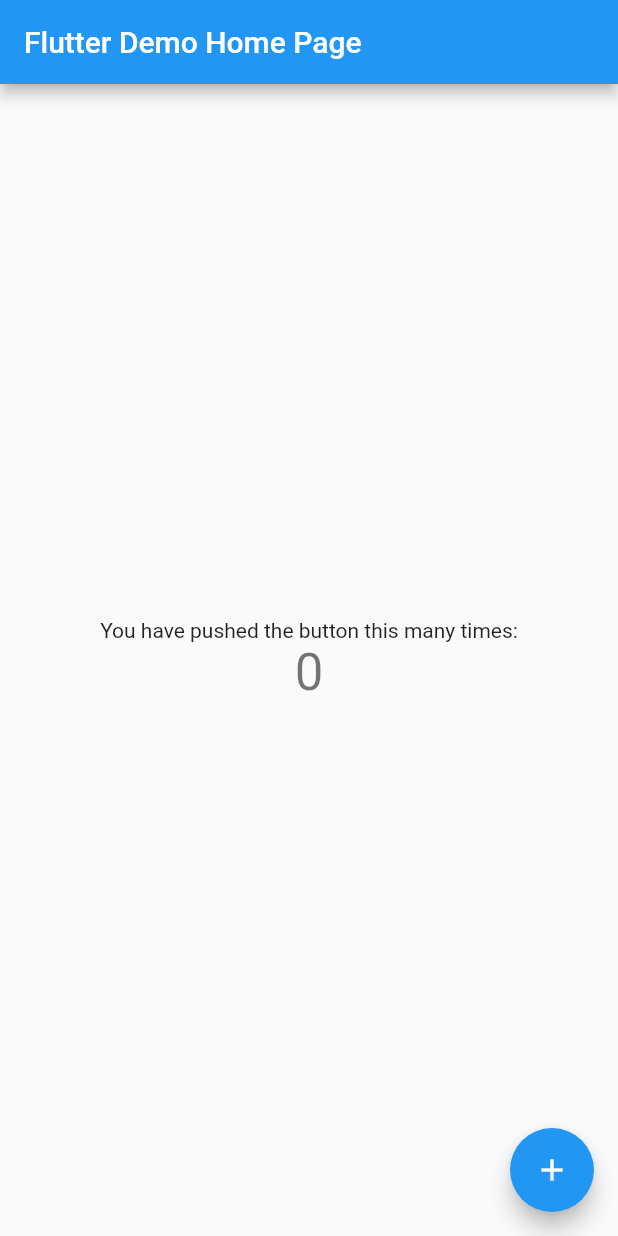
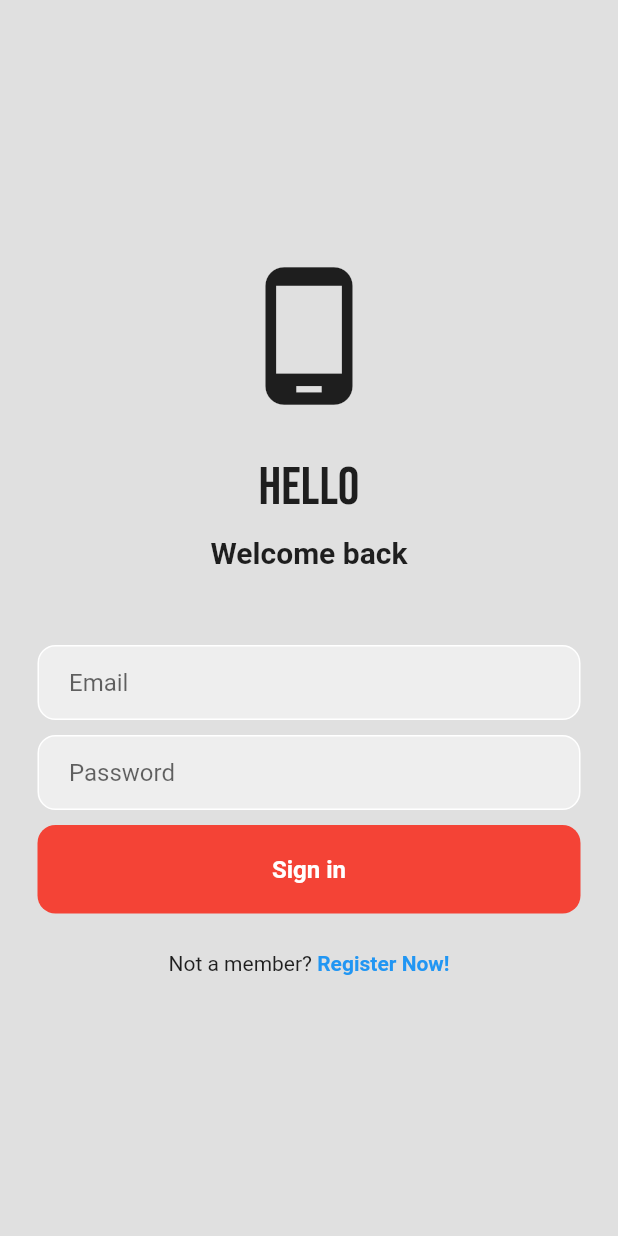
Before and after one commit to abc20210708/memo_app, a Flutter app: the screen it shows after launch, on a phone screen of 412 x 824 dp. Run offline on Flutter 3.47's test engine with Material 2 defaults, Android fonts, the phone set to English and light mode, and no system bars; drawn by our look-alikes of modal_progress_hud_nsn; our stand-ins replace cloud_firestore, firebase_auth, firebase_core, google_fonts; accounts and stored records are empty.

```diff
--- /dev/null
+++ b/lib/login.dart
@@ -0,0 +1,179 @@
+import 'package:memo_app/firestore_page.dart';
+import 'package:memo_app/signup.dart';
+import 'package:flutter/material.dart';
+import 'package:google_fonts/google_fonts.dart';
+import 'package:firebase_auth/firebase_auth.dart';
+import 'package:modal_progress_hud_nsn/modal_progress_hud_nsn.dart';
+
+class LoginPage extends StatefulWidget {
+  const LoginPage({Key? key}) : super(key: key);
+
+  @override
+  State<LoginPage> createState() => _LoginPageState();
+}
+
+class _LoginPageState extends State<LoginPage> {
+  final _authentication = FirebaseAuth.instance;
+  bool showSpinner = false;
+  String userEmail = '';
+  String userPassword = '';
+
+  @override
+  Widget build(BuildContext context) {
+    return Scaffold(
+      backgroundColor: Colors.grey[300],
+      body: ModalProgressHUD(
+        inAsyncCall: showSpinner,
+        child: SafeArea(
+          child: Center(
+            child: SingleChildScrollView(
+              child: Column(
+                mainAxisAlignment: MainAxisAlignment.center,
+                children: [
+                  Icon(
+                    Icons.phone_android,
+                    size: 100,
+                  ),
+                  SizedBox(
+                    height: 30,
+                  ),
+                  Text(
+                    'Hello',
+                    style: GoogleFonts.bebasNeue(fontSize: 36.0),
+                  ),
+                  SizedBox(
+                    height: 10,
+                  ),
+                  Text(
+                    'Welcome back',
+                    style: TextStyle(
+                      fontSize: 20,
+                      fontWeight: FontWeight.bold,
+                    ),
+                  ),
+                  SizedBox(
+                    height: 50,
+                  ),
+                  Padding(
+                    padding: const EdgeInsets.symmetric(horizontal: 25.0),
+                    child: Container(
+                      decoration: BoxDecoration(
+                        color: Colors.grey[200],
+                        border: Border.all(color: Colors.white),
+                        borderRadius: BorderRadius.circular(12),
+                      ),
+                      child: Padding(
+                        padding: const EdgeInsets.only(left: 20.0),
+                        child: TextField(
+                          onChanged: (value){
+                            userEmail = value;
+                          },
+                          decoration: InputDecoration(
+                              border: InputBorder.none, hintText: 'Email'),
+                        ),
+                      ),
+                    ),
+                  ),
+                  SizedBox(
+                    height: 10,
+                  ),
+                  Padding(
+                    padding: const EdgeInsets.symmetric(horizontal: 25.0),
+                    child: Container(
+                      decoration: BoxDecoration(
+                          color: Colors.grey[200],
+                          border: Border.all(color: Colors.white),
+                          borderRadius: BorderRadius.circular(12)),
+                      child: Padding(
+                        padding: const EdgeInsets.only(left: 20.0),
+                        child: TextField(
+                          onChanged: (value){
+                            userPassword = value;
+                          },
+                          obscureText: true,
+                          decoration: InputDecoration(
+                              border: InputBorder.none, hintText: 'Password'),
+                        ),
+                      ),
+                    ),
+                  ),
+                  SizedBox(
+                    height: 10,
+                  ),
+                  Container(
+                    child: Padding(
+                      padding: EdgeInsets.symmetric(horizontal: 25.0),
+                      child: GestureDetector(
+                        onTap: () async {
+                          setState(() {
+                            showSpinner = true;
+                          });
+
+                          try {
+                            final newUser =
+                            await _authentication.signInWithEmailAndPassword(
+                              email: userEmail,
+                              password: userPassword,
+                            );
+
+                            if(newUser.user!=null){
+                              Navigator.push(context, MaterialPageRoute(builder: (context) => FireStorePage()));
+                            }
+
+                            setState(() {
+                              showSpinner = false;
+                            });
+
+                          } catch (e) {
+                            print(e);
+                          }
+                        },
+                        child: Container(
+                          padding: EdgeInsets.all(20),
+                          decoration: BoxDecoration(
+                              color: Colors.red,
+                              borderRadius: BorderRadius.circular(12)),
+                          child: Center(
+                            child: Text(
+                              'Sign in',
+                              style: TextStyle(
+                                  color: Colors.white,
+                                  fontSize: 16,
+                                  fontWeight: FontWeight.bold),
+                            ),
+                          ),
+                        ),
+                      ),
+                    ),
+                  ),
+                  SizedBox(
+                    height: 25,
+                  ),
+                  Row(
+                    mainAxisAlignment: MainAxisAlignment.center,
+                    children: [
+                      Text('Not a member?'),
+                      GestureDetector(
+                        onTap: () {
+                          Navigator.push(
+                              context,
+                              MaterialPageRoute(
+                                  builder: (context) => SignupPage()));
+                        },
+                        child: Text(
+                          ' Register Now!',
+                          style: TextStyle(
+                              color: Colors.blue, fontWeight: FontWeight.bold),
+                        ),
+                      )
+                    ],
+                  )
+                ],
+              ),
+            ),
+          ),
+        ),
+      ),
+    );
+  }
+}
--- a/lib/main.dart
+++ b/lib/main.dart
@@ -1,118 +1,24 @@
+import 'package:firebase_core/firebase_core.dart';
+import 'package:memo_app/login.dart';
 import 'package:flutter/material.dart';
-import 'package:firebase_core/firebase_core.dart';
 
 void main() async{
   WidgetsFlutterBinding.ensureInitialized();
-  Firebase.initializeApp();
+  await Firebase.initializeApp();
   runApp(const MyApp());
 }
 
 class MyApp extends StatelessWidget {
-  const MyApp({super.key});
+  const MyApp({Key? key}) : super(key: key);
 
-  // This widget is the root of your application.
   @override
   Widget build(BuildContext context) {
     return MaterialApp(
-      title: 'Flutter Demo',
+      debugShowCheckedModeBanner: false,
       theme: ThemeData(
-        // This is the theme of your application.
-        //
-        // Try running your application with "flutter run". You'll see the
-        // application has a blue toolbar. Then, without quitting the app, try
-        // changing the primarySwatch below to Colors.green and then invoke
-        // "hot reload" (press "r" in the console where you ran "flutter run",
-        // or simply save your changes to "hot reload" in a Flutter IDE).
-        // Notice that the counter didn't reset back to zero; the application
-        // is not restarted.
-        primarySwatch: Colors.blue,
+          primarySwatch: Colors.red
       ),
-      home: const MyHomePage(title: 'Flutter Demo Home Page'),
+      home: LoginPage(),
     );
   }
 }
-
-class MyHomePage extends StatefulWidget {
-  const MyHomePage({super.key, required this.title});
-
-  // This widget is the home page of your application. It is stateful, meaning
-  // that it has a State object (defined below) that contains fields that affect
-  // how it looks.
-
-  // This class is the configuration for the state. It holds the values (in this
-  // case the title) provided by the parent (in this case the App widget) and
-  // used by the build method of the State. Fields in a Widget subclass are
-  // always marked "final".
-
-  final String title;
-
-  @override
-  State<MyHomePage> createState() => _MyHomePageState();
-}
-
-class _MyHomePageState extends State<MyHomePage> {
-  int _counter = 0;
-
-  void _incrementCounter() {
-    setState(() {
-      // This call to setState tells the Flutter framework that something has
-      // changed in this State, which causes it to rerun the build method below
-      // so that the display can reflect the updated values. If we changed
-      // _counter without calling setState(), then the build method would not be
-      // called again, and so nothing would appear to happen.
-      _counter++;
-    });
-  }
-
-  @override
-  Widget build(BuildContext context) {
-    // This method is rerun every time setState is called, for instance as done
-    // by the _incrementCounter method above.
-    //
-    // The Flutter framework has been optimized to make rerunning build methods
-    // fast, so that you can just rebuild anything that needs updating rather
-    // than having to individually change instances of widgets.
-    return Scaffold(
-      appBar: AppBar(
-        // Here we take the value from the MyHomePage object that was created by
-        // the App.build method, and use it to set our appbar title.
-        title: Text(widget.title),
-      ),
-      body: Center(
-        // Center is a layout widget. It takes a single child and positions it
-        // in the middle of the parent.
-        child: Column(
-          // Column is also a layout widget. It takes a list of children and
-          // arranges them vertically. By default, it sizes itself to fit its
-          // children horizontally, and tries to be as tall as its parent.
-          //
-          // Invoke "debug painting" (press "p" in the console, choose the
-          // "Toggle Debug Paint" action from the Flutter Inspector in Android
-          // Studio, or the "Toggle Debug Paint" command in Visual Studio Code)
-          // to see the wireframe for each widget.
-          //
-          // Column has various properties to control how it sizes itself and
-          // how it positions its children. Here we use mainAxisAlignment to
-          // center the children vertically; the main axis here is the vertical
-          // axis because Columns are vertical (the cross axis would be
-          // horizontal).
-          mainAxisAlignment: MainAxisAlignment.center,
-          children: <Widget>[
-            const Text(
-              'You have pushed the button this many times:',
-            ),
-            Text(
-              '$_counter',
-              style: Theme.of(context).textTheme.headline4,
-            ),
-          ],
-        ),
-      ),
-      floatingActionButton: FloatingActionButton(
-        onPressed: _incrementCounter,
-        tooltip: 'Increment',
-        child: const Icon(Icons.add),
-      ), // This trailing comma makes auto-formatting nicer for build methods.
-    );
-  }
-}
--- a/pubspec.yaml
+++ b/pubspec.yaml
@@ -39,6 +39,8 @@ dependencies:
   cloud_firestore: ^3.4.8
   firebase_core: ^1.22.0
   firebase_auth: ^3.9.0
+  google_fonts:
+  modal_progress_hud_nsn: ^0.3.0
 
 dev_dependencies:
   flutter_test:
```
Also changed, not shown: lib/firestore_page.dart (added, +183 -0 lines), lib/signup.dart (added, +173 -0 lines), pubspec.lock, 3 other files.
